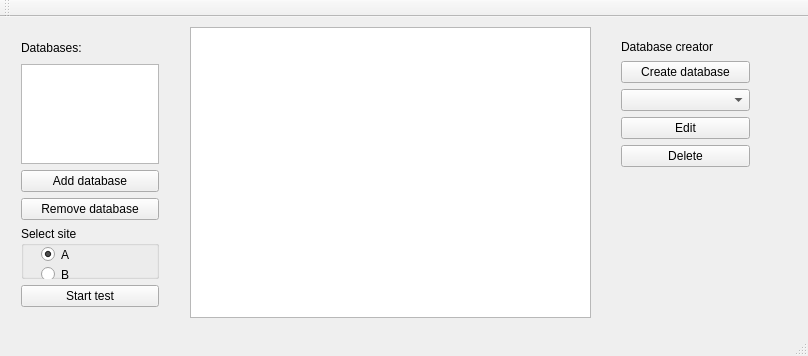
Above: mainwindow.ui from szledak/EasyLearning before the change. Below: the same form after it.
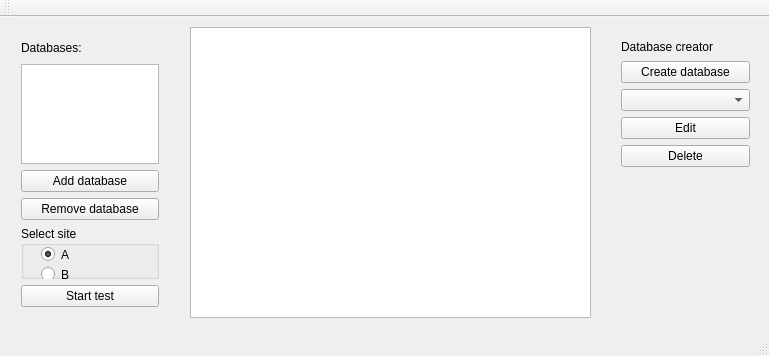
That is the form after the change.

Commit message: Add database creator layout

```diff
--- a/mainwindow.ui
+++ b/mainwindow.ui
@@ -9,7 +9,7 @@
    <rect>
     <x>0</x>
     <y>0</y>
-    <width>808</width>
+    <width>769</width>
     <height>356</height>
    </rect>
   </property>
```
Left out of the diff: 10 changed lines with no effect on the pictures.
